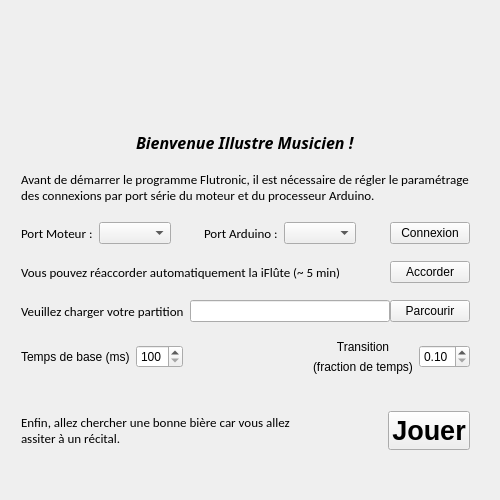
etiennecallies/qtflute, file iFlute_interface/flutronic.ui: the form before one commit.
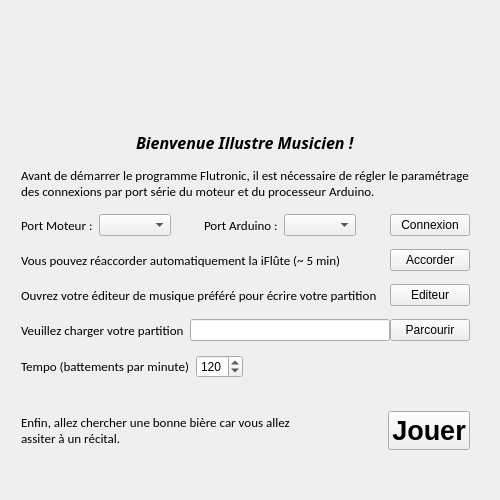
The form after the commit.

Diff of the .ui file:
```diff
--- a/iFlute_interface/flutronic.ui
+++ b/iFlute_interface/flutronic.ui
@@ -285,6 +285,56 @@
        </property>
       </spacer>
      </item>
+     <item>
+      <layout class="QHBoxLayout" name="horizontalLayout_2">
+       <item>
+        <widget class="QLabel" name="label_4">
+         <property name="font">
+          <font>
+           <family>Calibri</family>
+           <pointsize>10</pointsize>
+          </font>
+         </property>
+         <property name="text">
+          <string>Ouvrez votre éditeur de musique préféré pour écrire votre partition</string>
+         </property>
+        </widget>
+       </item>
+       <item>
+        <spacer name="horizontalSpacer_9">
+         <property name="orientation">
+          <enum>Qt::Horizontal</enum>
+         </property>
+         <property name="sizeHint" stdset="0">
+          <size>
+           <width>40</width>
+           <height>20</height>
+          </size>
+         </property>
+        </spacer>
+       </item>
+       <item>
+        <widget class="QPushButton" name="harmonyAssistant">
+         <property name="text">
+          <string>Editeur</string>
+         </property>
+        </widget>
+       </item>
+      </layout>
+     </item>
+     <item>
+      <spacer name="verticalSpacer_7">
+       <property name="orientation">
+        <enum>Qt::Vertical</enum>
+       </property>
+       <property name="sizeHint" stdset="0">
+        <size>
+         <width>20</width>
+         <height>40</height>
+        </size>
+       </property>
+      </spacer>
+     </item>
      <item>
       <layout class="QHBoxLayout" name="horizontalLayout_4">
        <item>
@@ -366,22 +416,34 @@
       <layout class="QHBoxLayout" name="horizontalLayout_5">
        <item>
         <widget class="QLabel" name="label_2">
+         <property name="font">
+          <font>
+           <family>Calibri</family>
+           <pointsize>10</pointsize>
+          </font>
+         </property>
          <property name="text">
-          <string>Temps de base (ms)</string>
+          <string>Tempo (battements par minute)</string>
+         </property>
+         <property name="wordWrap">
+          <bool>false</bool>
          </property>
         </widget>
        </item>
        <item>
         <widget class="QSpinBox" name="tpsBase">
          <property name="minimum">
-          <number>100</number>
+          <number>40</number>
          </property>
          <property name="maximum">
-          <number>999</number>
+          <number>250</number>
          </property>
          <property name="singleStep">
           <number>10</number>
          </property>
+         <property name="value">
+          <number>120</number>
+         </property>
         </widget>
        </item>
        <item>
@@ -398,41 +460,7 @@
         </spacer>
        </item>
        <item>
-        <layout class="QVBoxLayout" name="verticalLayout_3">
-         <item>
-          <widget class="QLabel" name="label">
-           <property name="text">
-            <string>Transition</string>
-           </property>
-           <property name="alignment">
-            <set>Qt::AlignCenter</set>
-           </property>
-          </widget>
-         </item>
-         <item>
-          <widget class="QLabel" name="label_3">
-           <property name="text">
-            <string>(fraction de temps)</string>
-           </property>
-          </widget>
-         </item>
-        </layout>
-       </item>
-       <item>
-        <widget class="QDoubleSpinBox" name="tpsTransi">
-         <property name="decimals">
-          <number>2</number>
-         </property>
-         <property name="minimum">
-          <double>0.100000000000000</double>
-         </property>
-         <property name="maximum">
-          <double>0.500000000000000</double>
-         </property>
-         <property name="singleStep">
-          <double>0.050000000000000</double>
-         </property>
-        </widget>
+        <layout class="QVBoxLayout" name="verticalLayout_3"/>
        </item>
       </layout>
      </item>
```
